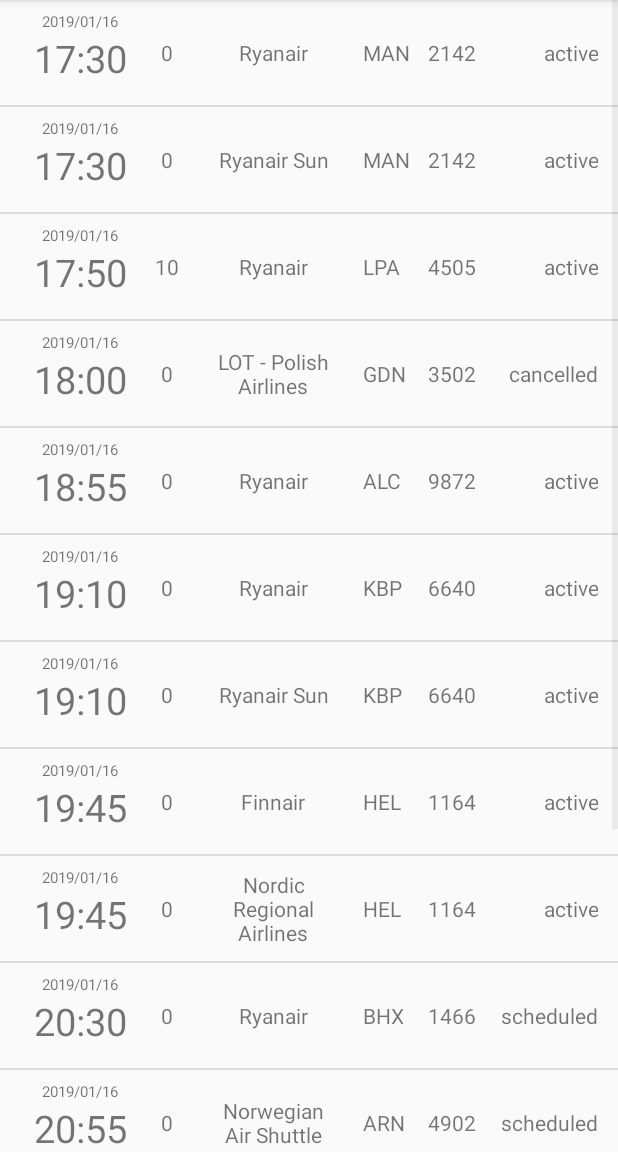
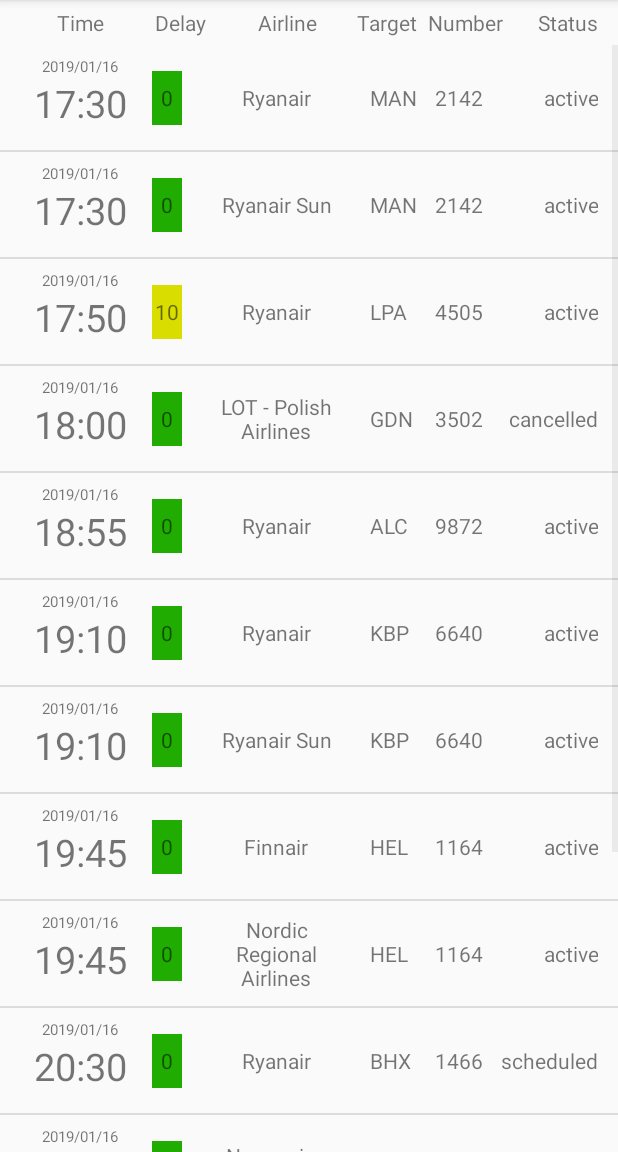
Before and after one commit to karkaminski/Airport, an Android app: the DepartureActivity screen opened directly, with no data from a screen before it, on a phone screen of 412 x 824 dp, the part 84-1236 px from its top. Run offline under Robolectric (Android 15) with nearby library versions, the phone set to English and light mode, and no system bars.

Commit message:
added delay background and row with titles

```diff
--- a/app/src/main/java/com/karkaminski/airport/DepartureAdapter.java
+++ b/app/src/main/java/com/karkaminski/airport/DepartureAdapter.java
@@ -1,6 +1,8 @@
 package com.karkaminski.airport;
 
 import android.content.Context;
+import android.graphics.drawable.GradientDrawable;
+import android.support.v4.content.ContextCompat;
 import android.view.LayoutInflater;
 import android.view.View;
 import android.view.ViewGroup;
@@ -33,7 +35,12 @@ public class DepartureAdapter extends ArrayAdapter<Departure> {
 
         TextView scheduledTime = (TextView) listItemView.findViewById(R.id.scheduled_time);
         TextView scheduledDate = (TextView) listItemView.findViewById(R.id.scheduled_date);
+
         TextView estimatedTime = (TextView) listItemView.findViewById(R.id.estimated_time);
+        GradientDrawable delayBackground = (GradientDrawable) estimatedTime.getBackground();
+        delayBackground.setColor(getDelayColor(currentDeparture.getDelayInMinutes()));
+
+
         TextView airlineName = (TextView) listItemView.findViewById(R.id.airline_name);
         TextView arrivalCode = (TextView) listItemView.findViewById(R.id.arrival_code);
         TextView flightNumber = (TextView) listItemView.findViewById(R.id.flight_number);
@@ -47,10 +54,12 @@ public class DepartureAdapter extends ArrayAdapter<Departure> {
         arrivalCode.setText(currentDeparture.getArrivalCode());
         flightNumber.setText(currentDeparture.getFlightNumber());
         eventStatus.setText(currentDeparture.getEventStatus());
+
+
         return listItemView;
     }
 
-    private String formatTime (String dateJson){
+    private String formatTime(String dateJson) {
         SimpleDateFormat inputTime = new SimpleDateFormat("yyyy-MM-dd'T'HH:mm:ss.SSS");
         SimpleDateFormat outputTime = new SimpleDateFormat("HH:mm");
         try {
@@ -63,7 +72,7 @@ public class DepartureAdapter extends ArrayAdapter<Departure> {
         }
     }
 
-    private String formatDate (String dateJson){
+    private String formatDate(String dateJson) {
         SimpleDateFormat inputTime = new SimpleDateFormat("yyyy-MM-dd'T'HH:mm:ss.SSS");
         SimpleDateFormat outputTime = new SimpleDateFormat("yyyy/MM/dd");
         try {
@@ -75,4 +84,18 @@ public class DepartureAdapter extends ArrayAdapter<Departure> {
             return "exception";
         }
     }
+
+    private int getDelayColor(int delay) {
+        int color = 0;
+        if (delay == 0) {
+            color = R.color.delay0;
+        } else if (delay <= 15) {
+            color = R.color.delay15;
+        } else if (delay > 15 && delay <= 30) {
+            color = R.color.delay30;
+        } else if (delay > 30) {
+            color = R.color.delay45;
+        }
+        return ContextCompat.getColor(getContext(), color);
+    }
 }
--- /dev/null
+++ b/app/src/main/res/drawable/delay_background.xml
@@ -0,0 +1,23 @@
+<?xml version="1.0" encoding="utf-8"?>
+<!-- Copyright (C) 2016 The Android Open Source Project
+     Licensed under the Apache License, Version 2.0 (the "License");
+     you may not use this file except in compliance with the License.
+     You may obtain a copy of the License at
+          http://www.apache.org/licenses/LICENSE-2.0
+     Unless required by applicable law or agreed to in writing, software
+     distributed under the License is distributed on an "AS IS" BASIS,
+     WITHOUT WARRANTIES OR CONDITIONS OF ANY KIND, either express or implied.
+     See the License for the specific language governing permissions and
+     limitations under the License.
+-->
+<!-- Background circle for the magnitude value -->
+
+<shape
+    xmlns:android="http://schemas.android.com/apk/res/android"
+    android:shape="rectangle">
+    <solid android:color="@color/delay0" />
+    <size
+        android:width="36dp"
+        android:height="36dp" />
+    <corners android:radius="0dp" />
+</shape>
--- a/app/src/main/res/layout/activity_departure.xml
+++ b/app/src/main/res/layout/activity_departure.xml
@@ -1,9 +1,109 @@
 <?xml version="1.0" encoding="utf-8"?>
-<ListView xmlns:android="http://schemas.android.com/apk/res/android"
+<android.support.constraint.ConstraintLayout xmlns:android="http://schemas.android.com/apk/res/android"
     xmlns:app="http://schemas.android.com/apk/res-auto"
     xmlns:tools="http://schemas.android.com/tools"
-    android:id="@+id/departures_list_view"
     android:layout_width="match_parent"
-    android:layout_height="match_parent"
-    tools:layout_editor_absoluteX="8dp"
-    tools:layout_editor_absoluteY="8dp" />
+    android:layout_height="match_parent">
+
+    <android.support.constraint.ConstraintLayout
+        android:id="@+id/linearLayout"
+        android:layout_width="match_parent"
+        android:layout_height="30dp"
+        android:padding="5dp">
+
+        <TextView
+            android:id="@+id/event_status"
+            android:layout_width="50dp"
+            android:layout_height="wrap_content"
+            android:layout_marginTop="8dp"
+            android:layout_marginEnd="8dp"
+            android:layout_marginRight="8dp"
+            android:layout_marginBottom="8dp"
+            android:text="Status"
+            app:layout_constraintBottom_toBottomOf="parent"
+            app:layout_constraintEnd_toEndOf="parent"
+            app:layout_constraintTop_toTopOf="parent"
+            android:gravity="end"/>
+
+        <TextView
+            android:id="@+id/flight_number"
+            android:layout_width="55dp"
+            android:layout_height="wrap_content"
+            android:layout_marginTop="8dp"
+            android:layout_marginEnd="8dp"
+            android:layout_marginRight="8dp"
+            android:layout_marginBottom="8dp"
+            android:text="Number"
+            app:layout_constraintBottom_toBottomOf="parent"
+            app:layout_constraintEnd_toStartOf="@+id/event_status"
+            app:layout_constraintTop_toTopOf="parent" />
+
+        <TextView
+            android:id="@+id/arrival_code"
+            android:layout_width="45dp"
+            android:layout_height="wrap_content"
+            android:layout_marginTop="8dp"
+            android:layout_marginEnd="2dp"
+            android:layout_marginRight="2dp"
+            android:layout_marginBottom="8dp"
+            android:text="Target"
+            app:layout_constraintBottom_toBottomOf="parent"
+            app:layout_constraintEnd_toStartOf="@+id/flight_number"
+            app:layout_constraintTop_toTopOf="parent" />
+
+        <TextView
+            android:id="@+id/airline_name"
+            android:layout_width="50dp"
+            android:layout_height="wrap_content"
+            android:layout_marginStart="8dp"
+            android:layout_marginLeft="8dp"
+            android:layout_marginTop="8dp"
+            android:layout_marginEnd="8dp"
+            android:layout_marginRight="8dp"
+            android:layout_marginBottom="8dp"
+            android:text="Airline"
+            app:layout_constraintBottom_toBottomOf="parent"
+            app:layout_constraintEnd_toStartOf="@+id/arrival_code"
+            app:layout_constraintStart_toEndOf="@+id/estimated_time"
+            app:layout_constraintTop_toTopOf="parent"
+            android:gravity="center"/>
+
+        <TextView
+            android:id="@+id/estimated_time"
+            android:layout_width="50dp"
+            android:layout_height="wrap_content"
+            android:layout_marginStart="2dp"
+            android:layout_marginLeft="2dp"
+            android:layout_marginTop="8dp"
+            android:layout_marginBottom="8dp"
+            android:gravity="center"
+            android:text="Delay"
+            app:layout_constraintBottom_toBottomOf="parent"
+            app:layout_constraintStart_toEndOf="@+id/textView"
+            app:layout_constraintTop_toTopOf="parent" />
+
+        <TextView
+            android:id="@+id/textView"
+            android:layout_width="80dp"
+            android:layout_height="wrap_content"
+            android:layout_marginStart="8dp"
+            android:layout_marginLeft="8dp"
+            android:layout_marginTop="8dp"
+            android:layout_marginBottom="8dp"
+            android:text="Time"
+            app:layout_constraintBottom_toBottomOf="parent"
+            app:layout_constraintStart_toStartOf="parent"
+            app:layout_constraintTop_toTopOf="parent"
+            android:gravity="center"/>
+
+
+    </android.support.constraint.ConstraintLayout>
+
+    <ListView
+        android:id="@+id/departures_list_view"
+        android:layout_width="match_parent"
+        android:layout_height="wrap_content"
+        app:layout_constraintTop_toBottomOf="@+id/linearLayout"
+        android:paddingBottom="20dp"/>
+
+</android.support.constraint.ConstraintLayout>
--- a/app/src/main/res/layout/list_item.xml
+++ b/app/src/main/res/layout/list_item.xml
@@ -12,7 +12,7 @@
 
         <TextView
             android:id="@+id/event_status"
-            android:layout_width="70dp"
+            android:layout_width="65dp"
             android:layout_height="wrap_content"
             android:layout_marginTop="8dp"
             android:layout_marginEnd="8dp"
@@ -79,7 +79,8 @@
             app:layout_constraintBottom_toBottomOf="parent"
             app:layout_constraintStart_toEndOf="@+id/scheduled_time"
             app:layout_constraintTop_toTopOf="parent"
-            android:gravity="center"/>
+            android:gravity="center"
+            android:background="@drawable/delay_background"/>
 
         <TextView
             android:id="@+id/scheduled_date"
--- a/app/src/main/res/values/colors.xml
+++ b/app/src/main/res/values/colors.xml
@@ -3,4 +3,15 @@
     <color name="colorPrimary">#008577</color>
     <color name="colorPrimaryDark">#00574B</color>
     <color name="colorAccent">#D81B60</color>
+
+
+    <!-- Colors for delay background -->
+    <!-- no delay -->
+    <color name="delay0">#20ac00</color>
+    <!-- delay <15 min -->
+    <color name="delay15">#dade00</color>
+    <!-- delay >15 min && <30 min -->
+    <color name="delay30">#d79300</color>
+    <!-- delay >30 min -->
+    <color name="delay45">#d10000</color>
 </resources>
```
